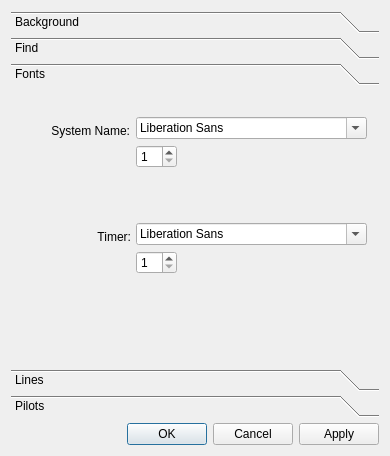
Above: src/themecustomizationdialog.ui from 3vi1/IMP before the change. Below: the same form after it.
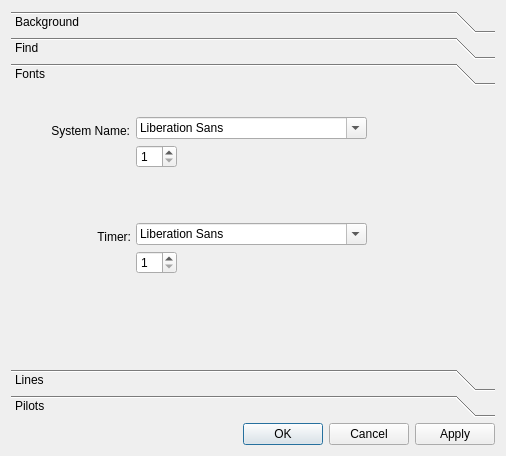
That is the form after the change. Icons and pictures are not drawn.

The edit to the form file:
```diff
--- a/src/themecustomizationdialog.ui
+++ b/src/themecustomizationdialog.ui
@@ -6,7 +6,7 @@
    <rect>
     <x>0</x>
     <y>0</y>
-    <width>390</width>
+    <width>506</width>
     <height>456</height>
    </rect>
   </property>
@@ -617,8 +617,8 @@
        <rect>
         <x>0</x>
         <y>0</y>
-        <width>378</width>
-        <height>299</height>
+        <width>488</width>
+        <height>256</height>
        </rect>
       </property>
       <attribute name="label">
@@ -673,8 +673,8 @@
         <rect>
          <x>125</x>
          <y>134</y>
-         <width>243</width>
-         <height>54</height>
+         <width>351</width>
+         <height>64</height>
         </rect>
        </property>
        <layout class="QFormLayout" name="formLayout">
@@ -708,8 +708,8 @@
         <rect>
          <x>125</x>
          <y>28</y>
-         <width>243</width>
-         <height>54</height>
+         <width>351</width>
+         <height>64</height>
         </rect>
        </property>
        <layout class="QFormLayout" name="formLayout_2">
```
Left out of the diff: 16 changed lines with no effect on the pictures.
